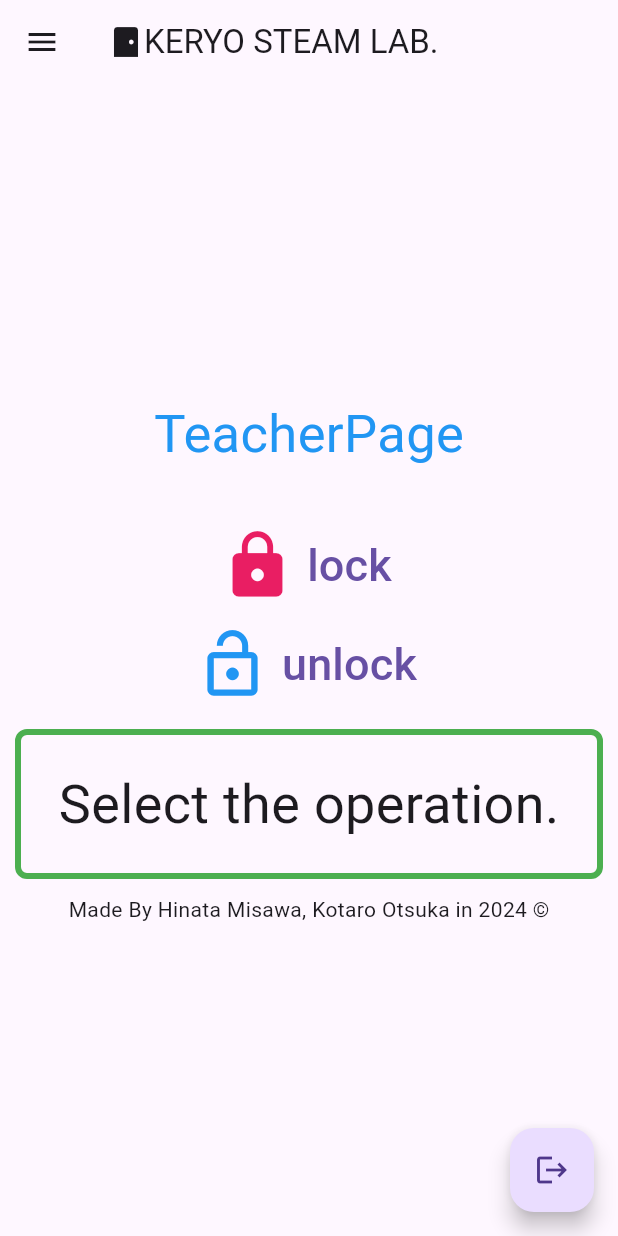
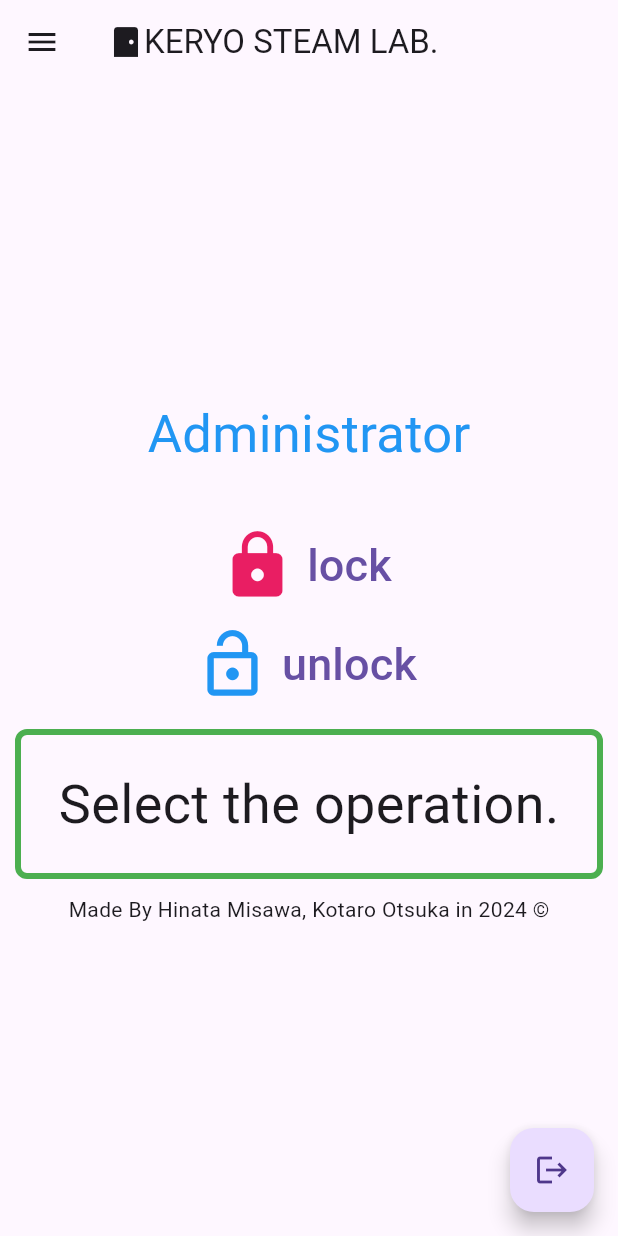
Before and after one commit to yuki-4201/Door_App_Public, a Flutter app: the HidePage screen opened directly, on a phone screen of 412 x 824 dp. Run offline on Flutter 3.47's test engine with Material 3 defaults, Android fonts, the phone set to English and light mode, and no system bars; our stand-ins replace flutter_dotenv, flutter_secure_storage, supabase_flutter; accounts and stored records are empty.

Commit message:
Update hide_page.dart

```diff
--- a/lib/pages/hide_page.dart
+++ b/lib/pages/hide_page.dart
@@ -138,7 +138,7 @@ class HidePageState extends State<HidePage> {
       body: Column(
         mainAxisAlignment : MainAxisAlignment.center,
         children: <Widget>[
-        Text("TeacherPage",
+        Text("Administrator",
           style: const TextStyle(
             fontSize: 35,
             color: Colors.blue
```
